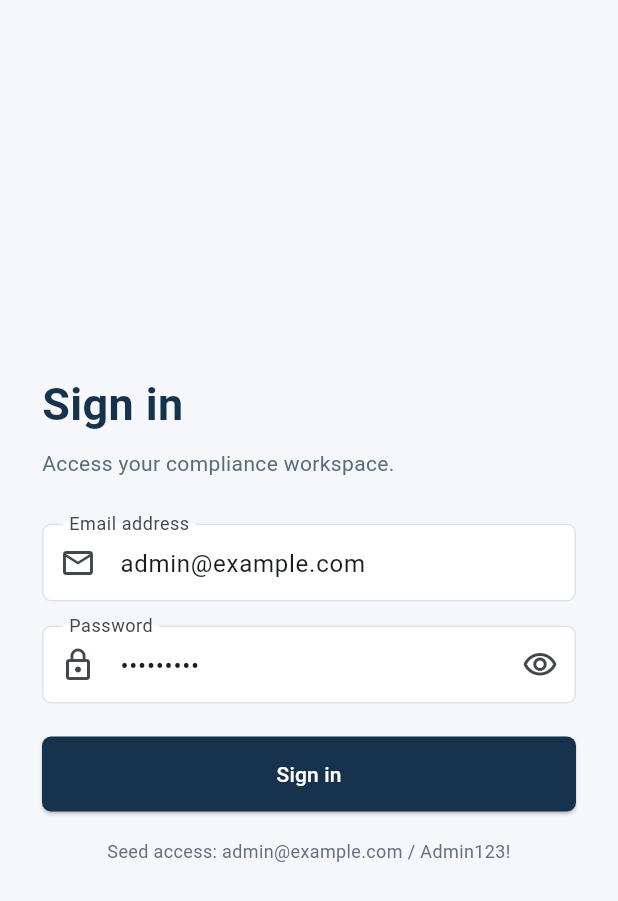
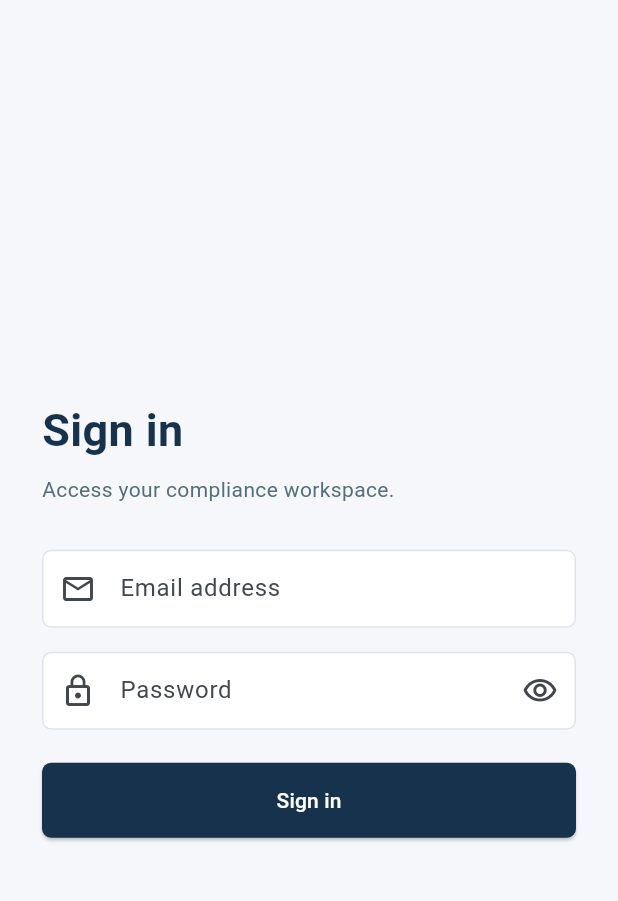
Before and after one commit to rshah2001/amy-lane-ceu-portal, a Flutter app: the screen it shows after launch, on a phone screen of 412 x 824 dp. Shown: the top 901 px of the screen. Run offline on Flutter 3.47's test engine with Material 3 defaults, Android fonts, the phone set to English and light mode, and no system bars; our stand-ins replace file_picker, fl_chart, go_router, shared_preferences, web; missing offline and left inert: dart:js_interop; accounts and stored records are empty; Roboto replaces fonts that are missing (Arial).

Commit message:
Remove seed credentials from login page
Drop the prefilled admin@example.com/Admin123! and the 'Seed access' hint so
the public login screen no longer advertises default credentials.

Co-Authored-By: Claude Opus 4.8 <noreply@anthropic.com>

```diff
--- a/frontend/lib/pages/login_page.dart
+++ b/frontend/lib/pages/login_page.dart
@@ -12,8 +12,8 @@ class LoginPage extends StatefulWidget {
 }
 
 class _LoginPageState extends State<LoginPage> {
-  final email = TextEditingController(text: 'admin@example.com');
-  final password = TextEditingController(text: 'Admin123!');
+  final email = TextEditingController();
+  final password = TextEditingController();
   bool obscure = true;
 
   @override
@@ -107,12 +107,6 @@ class _LoginPageState extends State<LoginPage> {
                             ? const SizedBox(width: 20, height: 20, child: CircularProgressIndicator(strokeWidth: 2, color: Colors.white))
                             : const Text('Sign in'),
                       ),
-                      const SizedBox(height: 18),
-                      const Text(
-                        'Seed access: admin@example.com / Admin123!',
-                        textAlign: TextAlign.center,
-                        style: TextStyle(fontSize: 12, color: Color(0xFF667085)),
-                      ),
                     ],
                   ),
                 ),
```
